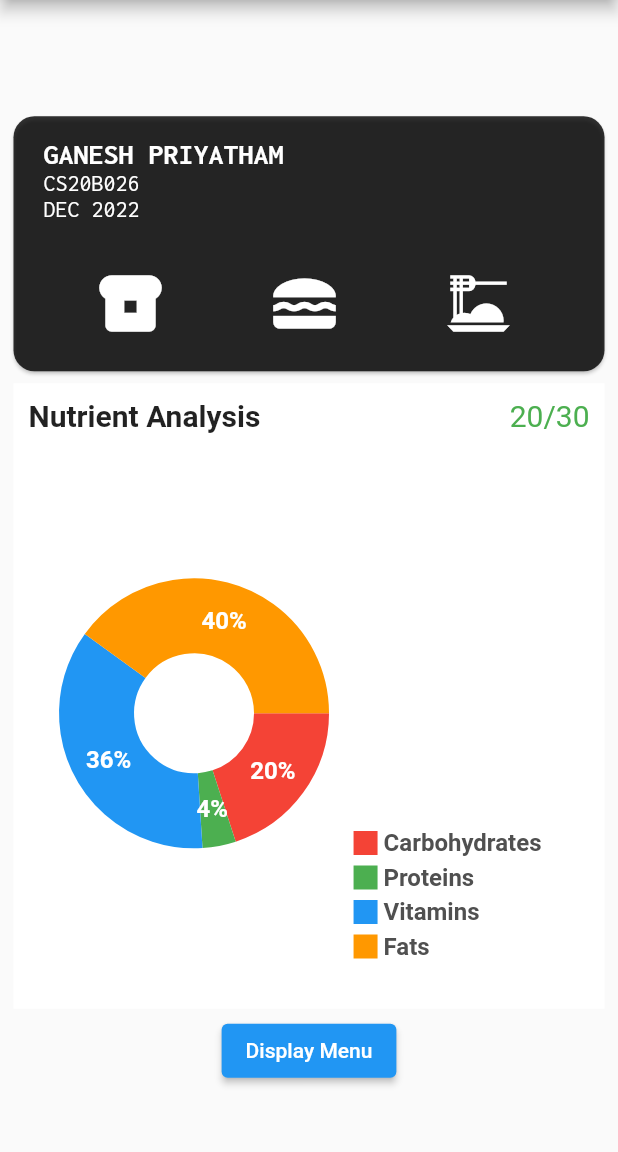
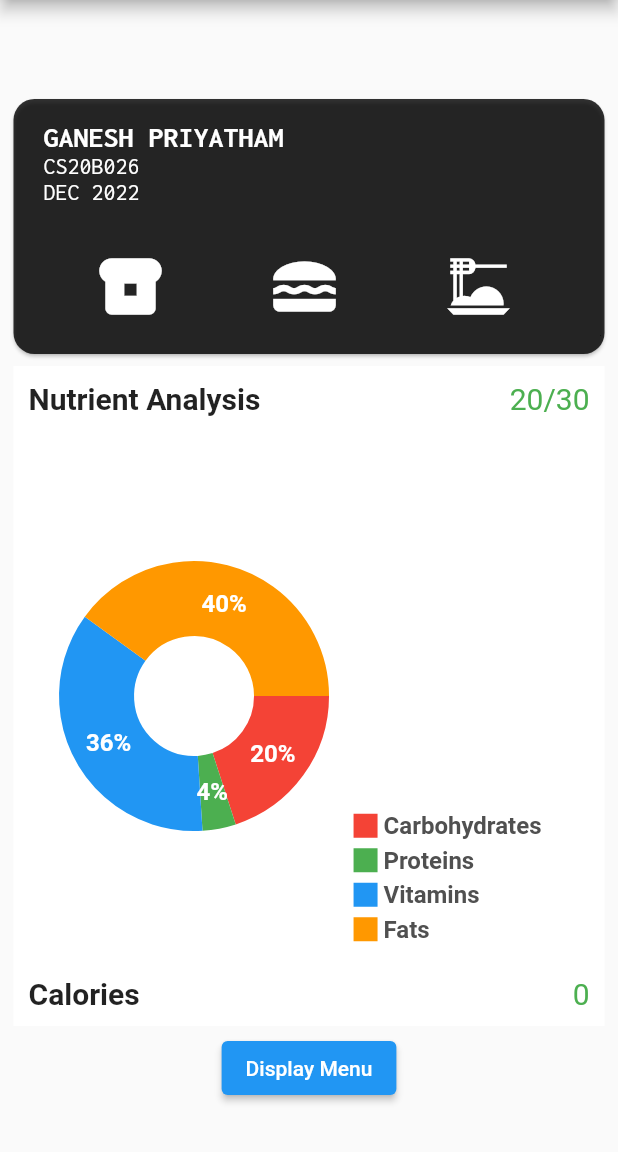
Before and after one commit to SachinSahu431/MessTime, a Flutter app: the screen it shows after launch, on a phone screen of 412 x 824 dp, the part 84-1236 px from its top. Run offline on Flutter 3.47's test engine with Material 2 defaults, Android fonts, the phone set to English and light mode, and no system bars; drawn by our look-alikes of fl_chart; our stand-ins replace google_fonts, shared_preferences; missing offline and left inert: flutter_limited_checkbox.

Commit message:
Added: storage for daily calorie, passed data across pages,changed the navigation

```diff
--- a/client/lib/pages/details/MessCardDeck.dart
+++ b/client/lib/pages/details/MessCardDeck.dart
@@ -1,11 +1,34 @@
 import 'package:client/pages/details/NutrientChart.dart';
 import 'package:flutter/material.dart';
+import 'package:shared_preferences/shared_preferences.dart';
 import 'package:google_fonts/google_fonts.dart';
 import 'MessCard.dart';
 import 'package:fl_chart/fl_chart.dart';
 
-class MessCardDeck extends StatelessWidget {
+class MessCardDeck extends StatefulWidget {
   const MessCardDeck({Key? key}) : super(key: key);
+
+  @override
+  State<MessCardDeck> createState() => _MessCardDeckState();
+}
+
+class _MessCardDeckState extends State<MessCardDeck> {
+  List<String> Calories = ['0', '0', '0', '0', '0', '0', '0'];
+
+  Future<void> getCaloriesList() async {
+    SharedPreferences prefs = await SharedPreferences.getInstance();
+    setState(() {
+      Calories = prefs.getStringList('Calories') ??
+          ['0', '0', '0', '0', '0', '0', '0'];
+    });
+  }
+
+  //init
+  @override
+  void initState() {
+    super.initState();
+    getCaloriesList();
+  }
 
   @override
   Widget build(BuildContext context) {
@@ -50,6 +73,23 @@ class MessCardDeck extends StatelessWidget {
                       proteinPercentage: 4,
                       vitaminPercentage: 36,
                       fatPercentage: 40),
+                  //display the calories list
+                  Row(
+                    mainAxisAlignment: MainAxisAlignment.spaceBetween,
+                    children: [
+                      const Text(
+                        "Calories",
+                        style: TextStyle(
+                            fontSize: 20.0, fontWeight: FontWeight.bold),
+                      ),
+                      Text(
+                        Calories[4],
+                        style: const TextStyle(
+                            color: Colors.green, fontSize: 20.0),
+                        textAlign: TextAlign.end,
+                      )
+                    ],
+                  ),
                 ],
               )),
         )
```
Also changed, not shown: client/lib/pages/details/Breakfast.dart (+45 -40 lines), client/lib/pages/details/Dinner.dart (+44 -41 lines), client/lib/pages/details/Lunch.dart (+44 -41 lines), client/lib/pages/details/MessCard.dart (+8 -7 lines).
